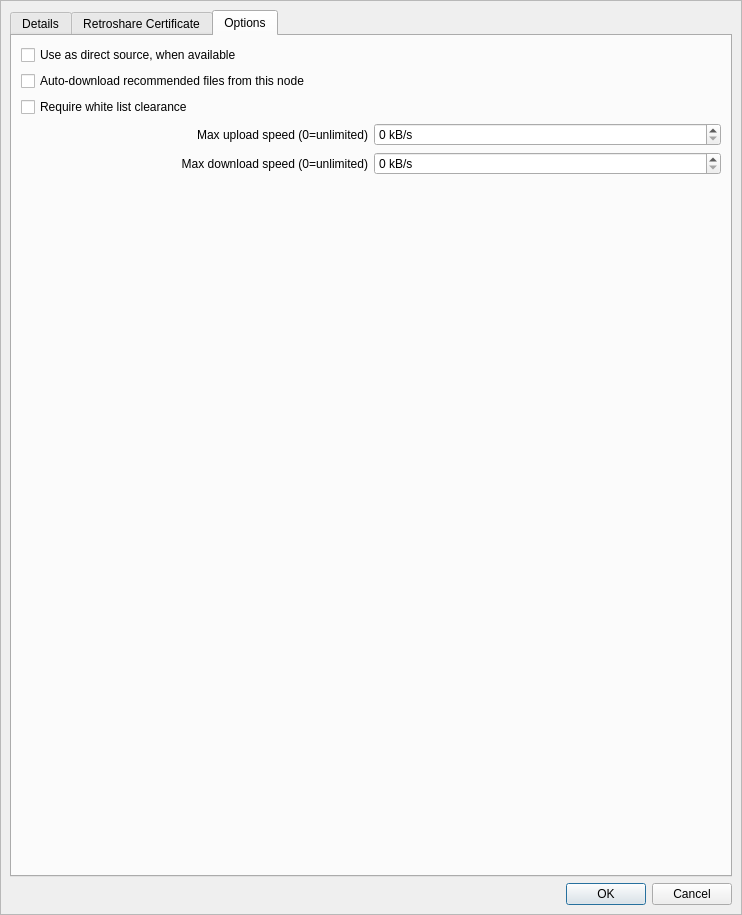
The window that retroshare-gui/src/gui/connect/ConfCertDialog.ui (RetroShare/RetroShare) describes before a commit, drawn with Qt 5.
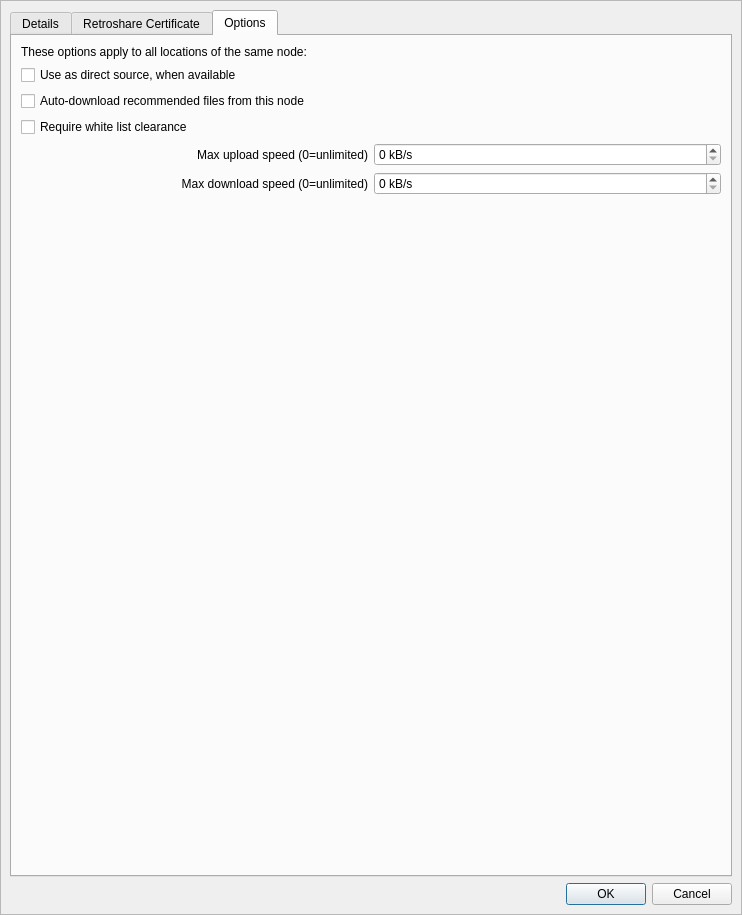
The same window after the commit. Icons and pictures are not drawn. Custom widgets are drawn as their Qt base class.

Patch:
```diff
--- a/retroshare-gui/src/gui/connect/ConfCertDialog.ui
+++ b/retroshare-gui/src/gui/connect/ConfCertDialog.ui
@@ -454,6 +454,13 @@
           <string>Options</string>
          </attribute>
          <layout class="QVBoxLayout" name="verticalLayout_6">
+          <item>
+           <widget class="QLabel" name="label_3">
+            <property name="text">
+             <string>These options apply to all locations of the same node:</string>
+            </property>
+           </widget>
+          </item>
           <item>
            <widget class="QCheckBox" name="_direct_transfer_CB">
             <property name="toolTip">
```
Left out of the diff: 15 changed lines with no effect on the pictures.
